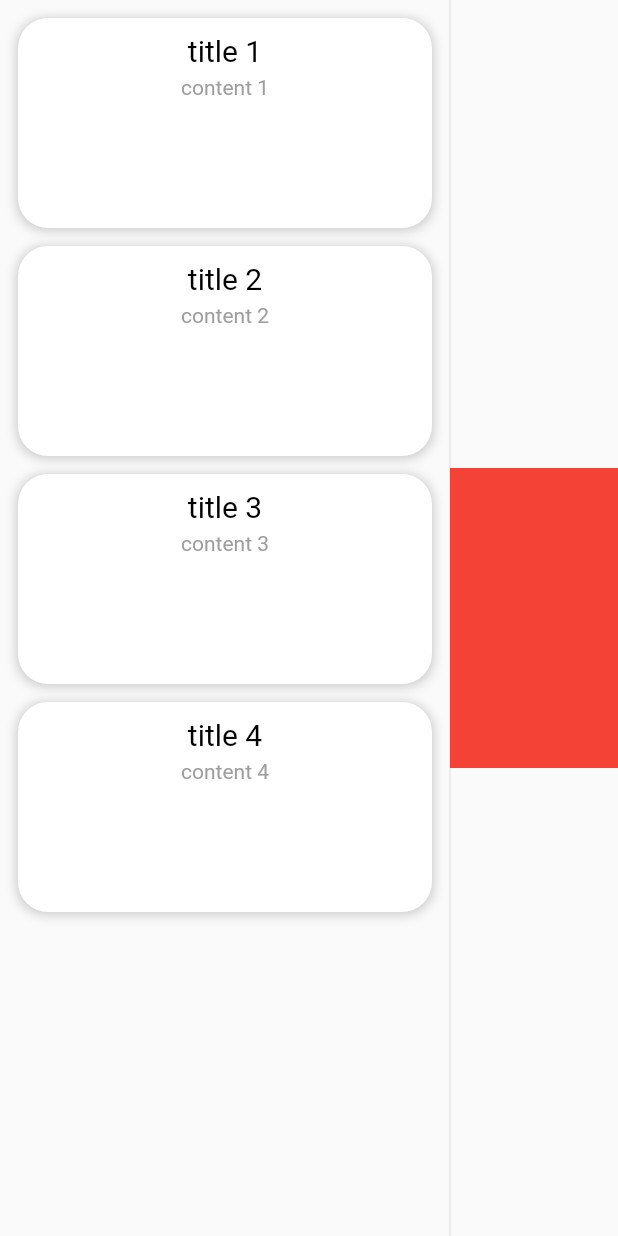
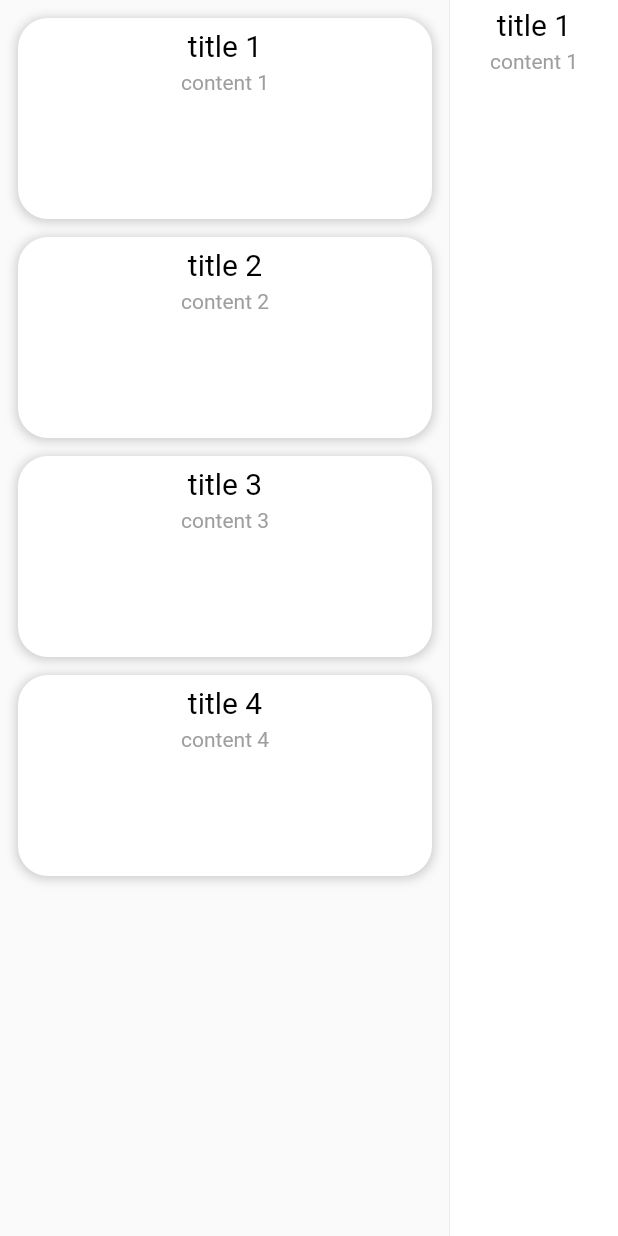
Before and after one commit to akichusell/flutter_study, a Flutter app: the screen it shows after launch, on a phone screen of 412 x 824 dp. Run offline on Flutter 3.47's test engine with Material 2 defaults, Android fonts, the phone set to English and light mode, and no system bars; missing offline and left inert: window_size.

Commit message:
detail ui 생성 / list view callback -> page 에서 stateful 로 state 변경

```diff
--- /dev/null
+++ b/lib/ui/detail_memo.dart
@@ -0,0 +1,34 @@
+import 'package:flutter/material.dart';
+
+import '../data/memo_data.dart';
+
+class DetailMemo extends StatelessWidget {
+  final MemoData memoData;
+
+  const DetailMemo({required this.memoData, super.key});
+
+  @override
+  Widget build(BuildContext context) {
+    return
+      Container(
+        color: Colors.white,
+        child: Column(
+          children: [
+            const SizedBox(height: 5,),
+            Text(
+              memoData.title.toString(),
+              style: const TextStyle(color: Colors.black, fontSize: 20),
+            ),
+            const SizedBox(height: 5,),
+            Expanded(
+              child: Text(
+                memoData.content.toString(),
+                style: const TextStyle(color: Colors.grey, fontSize: 14),
+              ),
+            ),
+          ],
+        ),
+      );
+  }
+
+}
--- a/lib/ui/list_item.dart
+++ b/lib/ui/list_item.dart
@@ -32,12 +32,12 @@ class ListItem extends StatelessWidget {
           ],
           border: selected ?
             Border.all(
-              color: Colors.red,
-              width: 5,
+              color: Colors.blue,
+              width: 2,
             ) :
             Border.all(
               color: Colors.transparent,
-              width: 5,
+              width: 2,
             ),
         ),
         child: InkWell (
@@ -58,9 +58,9 @@ class ListItem extends StatelessWidget {
                 Text(
                   memoData.title.toString(),
                   style: const TextStyle(color: Colors.black, fontSize: 20),
-                ), // title
+                ),
                 const SizedBox(height: 5,),
-                Expanded( // content
+                Expanded(
                   child: Text(
                     memoData.content.toString(),
                     style: const TextStyle(color: Colors.grey, fontSize: 14),
--- a/lib/ui/listview_memo.dart
+++ b/lib/ui/listview_memo.dart
@@ -4,28 +4,15 @@ import 'package:flutter/material.dart';
 import '../data/memo_data.dart';
 import 'list_item.dart';
 
-// ignore: must_be_immutable
 class ListViewMemo extends StatefulWidget {
-  List<MemoData> dataList = <MemoData>[
-    MemoData(
-        title:"title 1",
-        content:"content 1"
-    ),
-    MemoData(
-        title: "title 2",
-        content: "content 2"
-    ),
-    MemoData(
-        title: "title 3",
-        content: "content 3"
-    ),
-    MemoData(
-        title: "title 4",
-        content: "content 4"
-    ),
-  ];
+  final List<MemoData> dataList;
+  final ValueChanged<int> selectedCallback;
 
-  ListViewMemo({super.key});
+  const ListViewMemo({
+    required this.dataList,
+    required this.selectedCallback,
+    super.key
+  });
 
   @override
   ListViewMemoState createState() => ListViewMemoState();
@@ -48,9 +35,11 @@ class ListViewMemoState extends State<ListViewMemo> {
             memoData:widget.dataList[index],
             selected: selectedIndex == index,
             onTap: () {
+              // TODO: Provider 패턴으로 변경
               setState(() {
                   selectedIndex = index;
               });
+              widget.selectedCallback(index);
             },
           );
         },
--- a/lib/ui/page.dart
+++ b/lib/ui/page.dart
@@ -1,9 +1,38 @@
 import 'package:flutter/material.dart';
 
+import '../data/memo_data.dart';
+import 'detail_memo.dart';
 import 'listview_memo.dart';
 
-class AppPage extends StatelessWidget {
-  const AppPage({super.key});
+// ignore: must_be_immutable
+class AppPage extends StatefulWidget {
+  List<MemoData> dataList = <MemoData>[
+    MemoData(
+        title:"title 1",
+        content:"content 1"
+    ),
+    MemoData(
+        title: "title 2",
+        content: "content 2"
+    ),
+    MemoData(
+        title: "title 3",
+        content: "content 3"
+    ),
+    MemoData(
+        title: "title 4",
+        content: "content 4"
+    ),
+  ];
+
+  AppPage({super.key});
+
+  @override
+  AppPageState createState() => AppPageState();
+}
+
+class AppPageState extends State<AppPage> {
+  int selectedIndex = 0;
 
   @override
   Widget build(BuildContext context) {
@@ -12,15 +41,19 @@ class AppPage extends StatelessWidget {
         // list drawer
         SizedBox(
           width: 300,
-          child: ListViewMemo(),
+          child: ListViewMemo(
+            dataList:widget.dataList,
+            selectedCallback: (index) {
+              setState(() {
+                selectedIndex = index;
+              });
+            },
+          ),
         ),
         const VerticalDivider(width: 0,),
         // detail
         Expanded(
-          child: Container(
-            color: Colors.red,
-            height: 200,
-          ),
+          child: DetailMemo(memoData:widget.dataList[selectedIndex]),
         ),
       ],
     );
```
